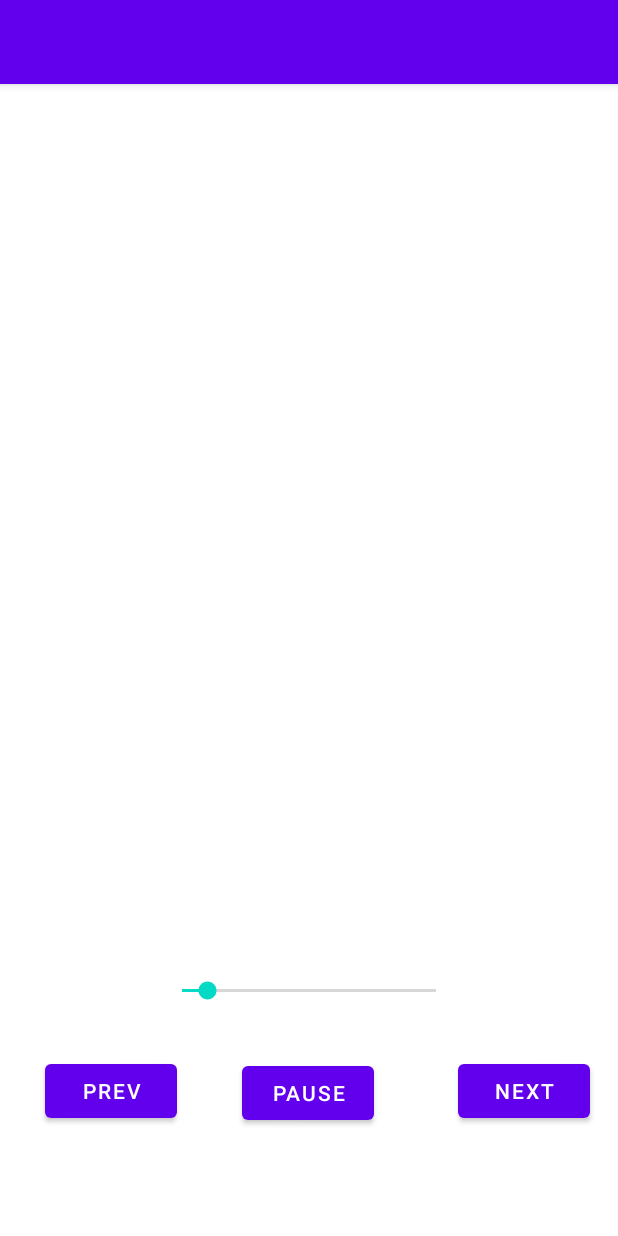
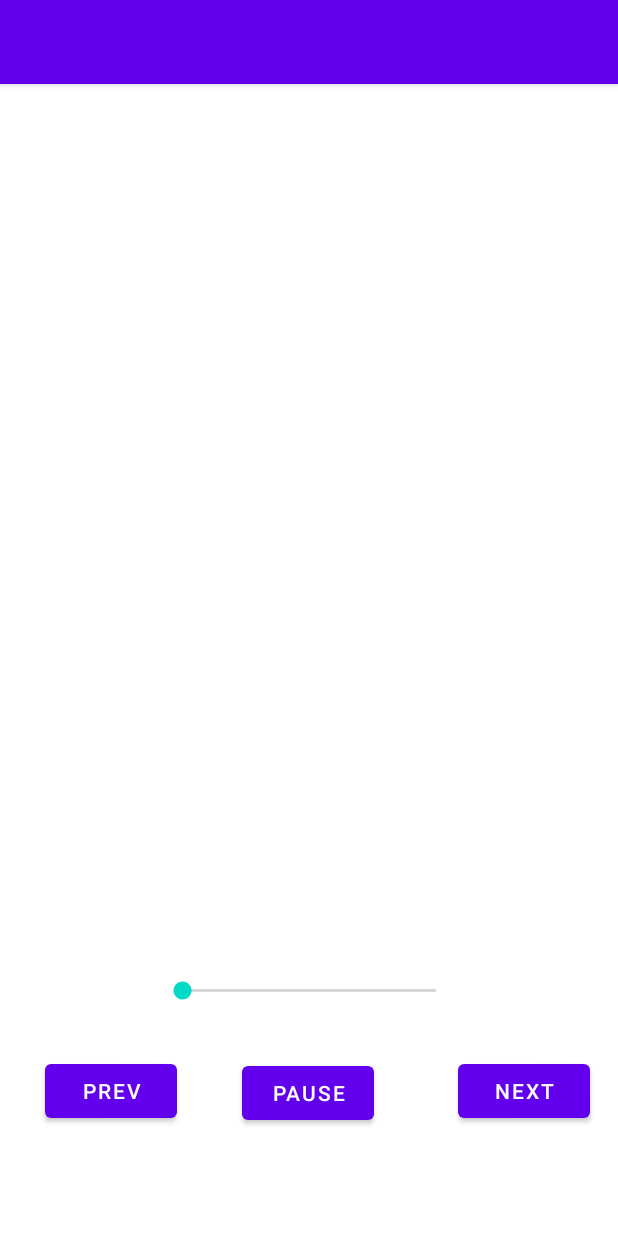
Before and after one commit to JIAWEI68/Music-Player, an Android app: the PlayingActivity screen opened directly, with no data from a screen before it, after a tap on "PLAY", on a phone screen of 412 x 824 dp. Run offline under Robolectric (Android 15) with nearby library versions, the phone set to English and light mode, and no system bars; 6 statements that could not run were skipped; 1 other tap on this screen came first.

Commit message:
for pull

```diff
--- a/app/src/main/java/com/example/musicstream/PlayingActivity.java
+++ b/app/src/main/java/com/example/musicstream/PlayingActivity.java
@@ -59,15 +59,7 @@ public class PlayingActivity extends AppCompatActivity {
         });
 
     }
-    Runnable bar = new Runnable() {
-        @Override
-        public void run() {
-            if (player != null&&player.isPlaying()){
-        seekBar.setProgress(player.getCurrentPosition());
 
-        }
-            handler.postDelayed(this,1000);}
-    };
 
     public void playPrevious(View view) {
         currentIndex = songCollection.getPrevSong(currentIndex);
@@ -87,9 +79,7 @@ public class PlayingActivity extends AppCompatActivity {
                 btnPlayPause.setText("PLAY");
             } else {
                 player.start();
-                handler.removeCallbacks(bar);
-                handler.postDelayed(bar,1000);
-                seekBar.setMax(player.getDuration());
+
                 btnPlayPause.setText("PAUSE");
             }
         }
--- a/app/src/main/java/com/example/musicstream/SongsAdapter.java
+++ b/app/src/main/java/com/example/musicstream/SongsAdapter.java
@@ -77,9 +77,9 @@ public class SongsAdapter extends RecyclerView.Adapter<SongsAdapter.ViewHolder>
             sharedPreferences = activity.getSharedPreferences("Favourite", Context.MODE_PRIVATE);
             String album = sharedPreferences.getString("list", "");
             if (!album.equals("")) { TypeToken<ArrayList<Song>> token = new TypeToken<ArrayList<Song>>() {
-            };Gson gson = new Gson();
-
-            FavList = gson.fromJson(album, token.getType()); }
+            };
+            Gson gson = new Gson();
+            FavList = gson.fromJson(album, token.getType());}
             FavList.add(song);
             for (Song song1 : FavList) { Log.d("temasek", "Song Name :" + song1.getTitle()); }
             Gson gson = new Gson();
```
